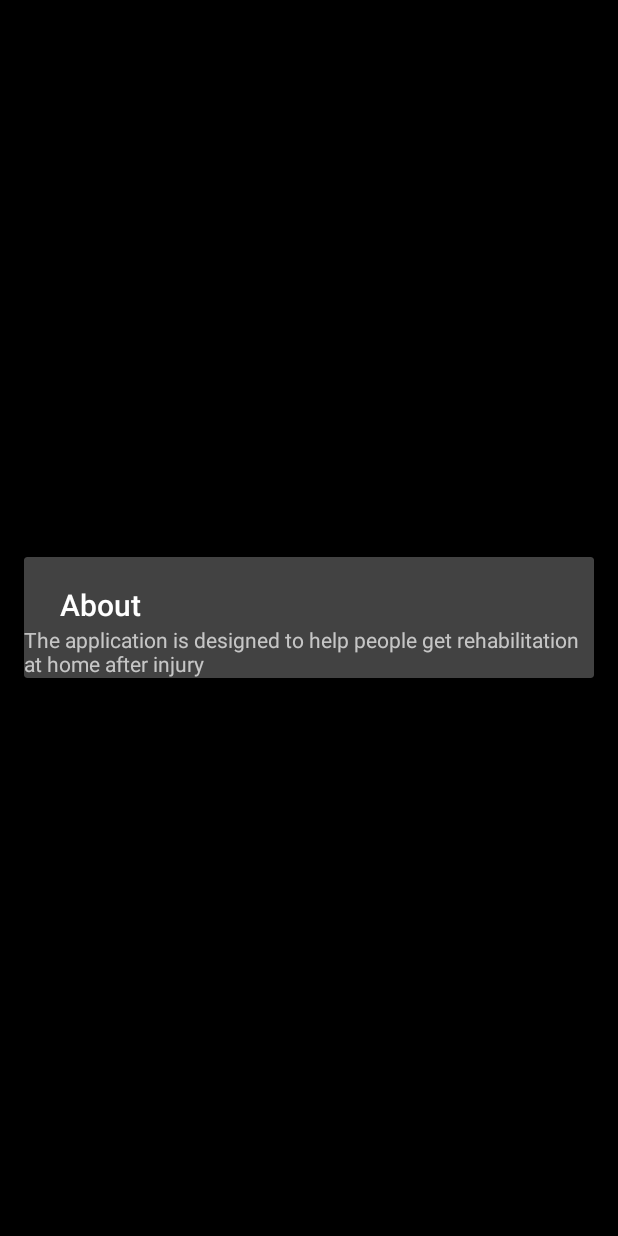
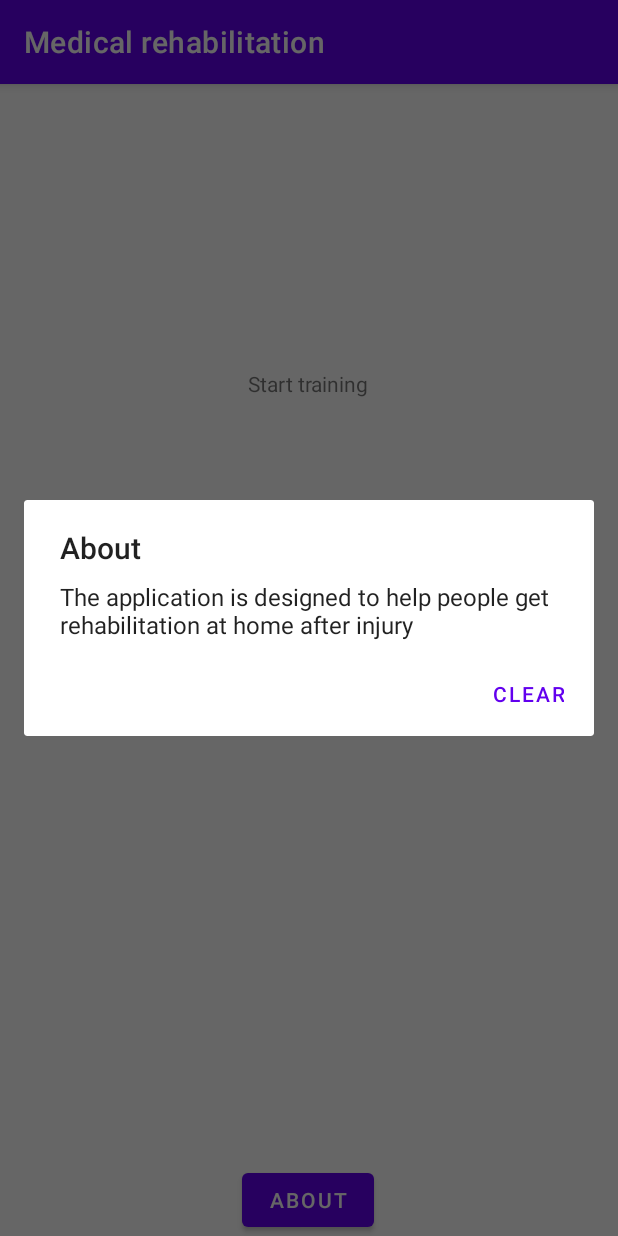
Before and after one commit to docfr10/Medical-rehabilitation, an Android app: the screen it shows after launch (MainActivity), after a tap on "ABOUT", on a phone screen of 412 x 824 dp. Run offline under Robolectric (Android 15) with nearby library versions, the light colour scheme and no system bars.

Commit message:
Added a screen with a break after completing the exercise

```diff
--- a/app/src/main/AndroidManifest.xml
+++ b/app/src/main/AndroidManifest.xml
@@ -37,12 +37,12 @@
             </meta-data>
         </activity>
 
-        <!-- Activity, отвечающая за экран "О приложении" -->
+        <!-- Activity, отвечающая за экран отдыха -->
         <activity
-            android:name=".About"
+            android:name=".Rest"
             android:screenOrientation="portrait"
             android:exported="false"
-            android:label="@string/about"
+            android:label="@string/pause"
             android:theme="@style/Theme.AppCompat.Dialog">
             <meta-data
                 android:name="android.support.PARENT_ACTIVITY"
--- a/app/src/main/java/com/example/medicalrehabilitation/About.kt
+++ /dev/null
@@ -1,12 +0,0 @@
-package com.example.medicalrehabilitation
-
-import androidx.appcompat.app.AppCompatActivity
-import android.os.Bundle
-import android.widget.TextView
-
-class About : AppCompatActivity() {
-    override fun onCreate(savedInstanceState: Bundle?) {
-        super.onCreate(savedInstanceState)
-        setContentView(R.layout.activity_about)
-    }
-}
--- a/app/src/main/java/com/example/medicalrehabilitation/MainActivity.kt
+++ b/app/src/main/java/com/example/medicalrehabilitation/MainActivity.kt
@@ -1,5 +1,6 @@
 package com.example.medicalrehabilitation
 
+import android.app.AlertDialog
 import android.content.Intent
 import androidx.appcompat.app.AppCompatActivity
 import android.os.Bundle
@@ -34,8 +35,12 @@ class MainActivity : AppCompatActivity() {
 
         //Переход с помощью кнопки к информации о приложении
         aboutbutton.setOnClickListener {
-            val intent = Intent(this@MainActivity, About::class.java)
-            startActivity(intent)
+            val builder = AlertDialog.Builder(this)
+                .setMessage(R.string.about_app)
+                .setTitle(getString(R.string.about))
+                .setPositiveButton(getString(R.string.clear)) { dialog, id -> dialog.cancel() }
+                .create()
+                .show()
         }
     }
 }
--- a/app/src/main/res/layout/activity_about.xml
+++ b/app/src/main/res/layout/activity_rest.xml
@@ -4,13 +4,14 @@
     xmlns:tools="http://schemas.android.com/tools"
     android:layout_width="match_parent"
     android:layout_height="match_parent"
-    tools:context=".About">
+    tools:context=".Rest">
 
     <TextView
-        android:id="@+id/about_textView"
+        android:id="@+id/timer_textView_rest"
         android:layout_width="wrap_content"
         android:layout_height="wrap_content"
-        android:text="@string/about_app"
+        android:text="@string/pause"
+        android:textSize="34sp"
         app:layout_constraintBottom_toBottomOf="parent"
         app:layout_constraintEnd_toEndOf="parent"
         app:layout_constraintHorizontal_bias="0.5"
--- a/app/src/main/res/values/strings.xml
+++ b/app/src/main/res/values/strings.xml
@@ -9,4 +9,6 @@
     <string name="clear">Clear</string>
     <string name="description0">Description of the initial exercise</string>
     <string name="resume">Resume</string>
+    <string name="positive">Yes</string>
+    <string name="negative">No</string>
 </resources>
```
Also changed, not shown: app/src/main/java/com/example/medicalrehabilitation/Rest.kt (added, +57 -0 lines), app/src/main/java/com/example/medicalrehabilitation/Training.kt (+36 -11 lines), 1 other file.
